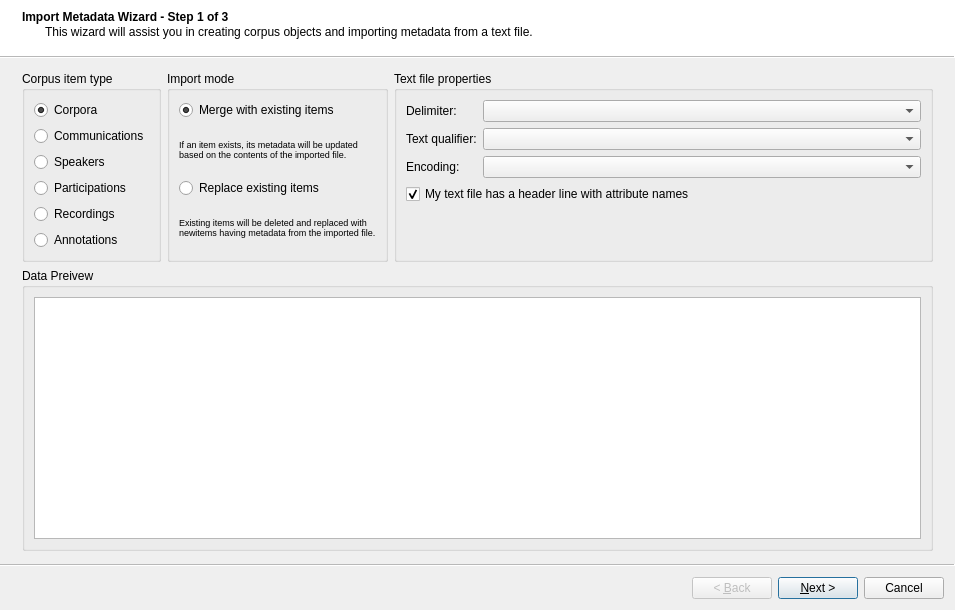
Old version of the form app/corpus/importmetadata/ImportMetadataWizard.ui in the repository praaline/Praaline.
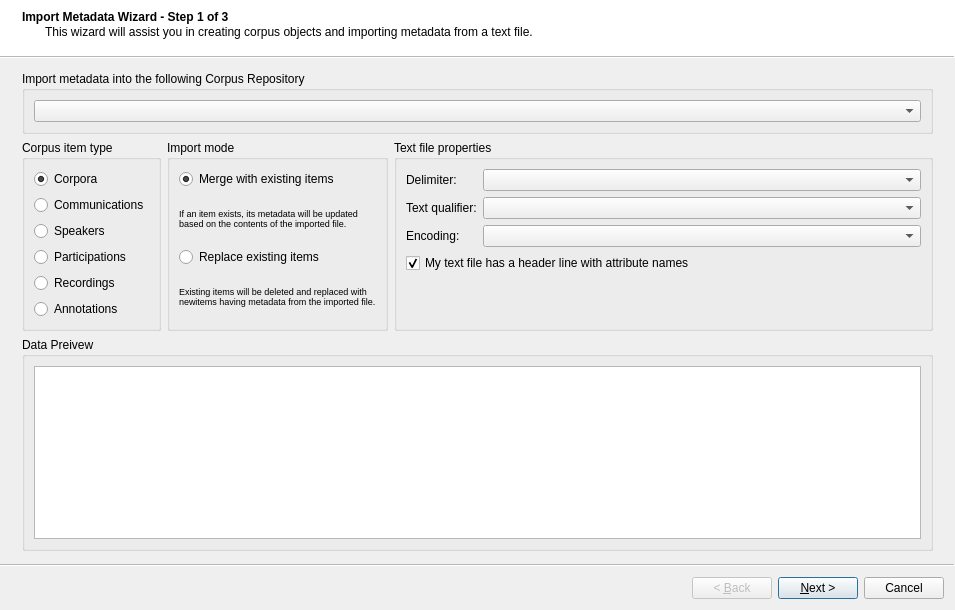
New version of the form.

Patch:
```diff
--- a/app/corpus/importmetadata/ImportMetadataWizard.ui
+++ b/app/corpus/importmetadata/ImportMetadataWizard.ui
@@ -24,7 +24,7 @@
     <string>This wizard will assist you in creating corpus objects and importing metadata from a text file.</string>
    </property>
    <layout class="QGridLayout" name="gridLayout_5">
-    <item row="0" column="0">
+    <item row="1" column="0">
      <layout class="QGridLayout" name="gridLayoutBasicInfo">
       <item row="0" column="0">
        <widget class="QGroupBox" name="groupBoxCorpusItemType">
@@ -217,7 +217,7 @@
       </item>
      </layout>
     </item>
-    <item row="1" column="0">
+    <item row="2" column="0">
      <widget class="QGroupBox" name="groupBoxPreviewIntro">
       <property name="sizePolicy">
        <sizepolicy hsizetype="Expanding" vsizetype="Expanding">
@@ -242,6 +242,18 @@
       </layout>
      </widget>
     </item>
+    <item row="0" column="0">
+     <widget class="QGroupBox" name="groupBoxCorpusRepository">
+      <property name="title">
+       <string>Import metadata into the following Corpus Repository</string>
+      </property>
+      <layout class="QGridLayout" name="gridLayout_6">
+       <item row="0" column="0">
+        <widget class="QComboBox" name="comboBoxCorpusRepository"/>
+       </item>
+      </layout>
+     </widget>
+    </item>
    </layout>
   </widget>
   <widget class="QWizardPage" name="pageColumns">
```
Left out of the diff: 81 changed lines with no effect on the pictures.
